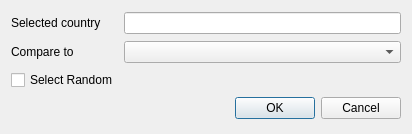
Above: selectiondialog.ui from pikkutimo/QT_Countries before the change. Below: the same form after it.
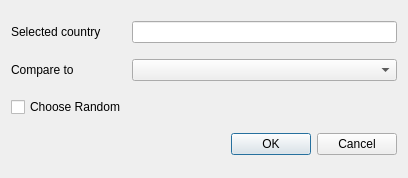
That is the form after the change.

The edit to the form file:
```diff
--- a/selectiondialog.ui
+++ b/selectiondialog.ui
@@ -6,8 +6,8 @@
    <rect>
     <x>0</x>
     <y>0</y>
-    <width>412</width>
-    <height>134</height>
+    <width>408</width>
+    <height>178</height>
    </rect>
   </property>
   <property name="windowTitle">
@@ -44,10 +44,10 @@
    <item row="1" column="1">
     <widget class="QComboBox" name="comboBox"/>
    </item>
-   <item row="2" column="0">
+   <item row="3" column="0">
     <widget class="QCheckBox" name="checkBox">
      <property name="text">
-      <string>Select Random</string>
+      <string>Choose Random</string>
      </property>
     </widget>
    </item>
```
